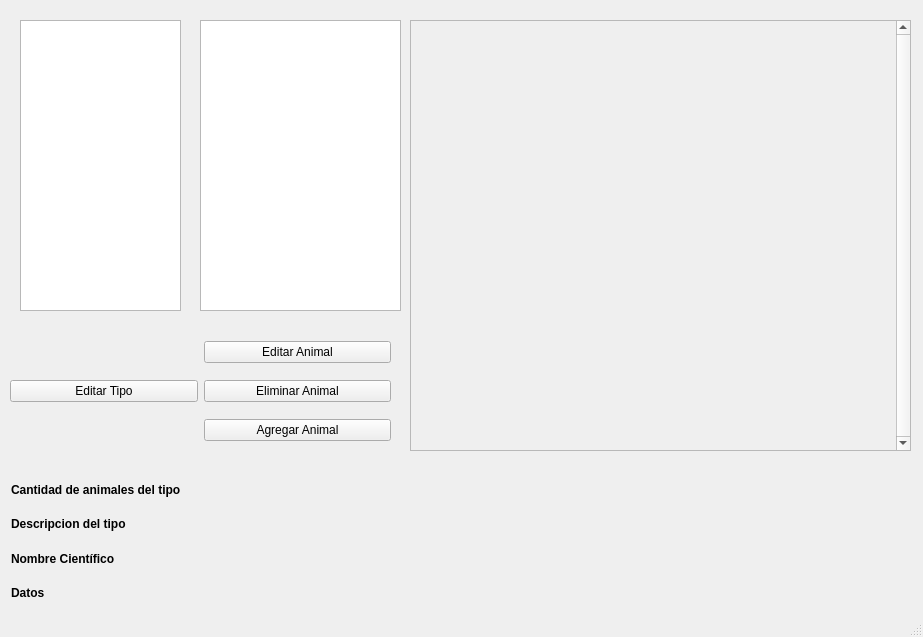
This is mainwindow.ui in maravenag/trabajo_final_taller as Qt 5 draws it before an edit. The edited form follows.
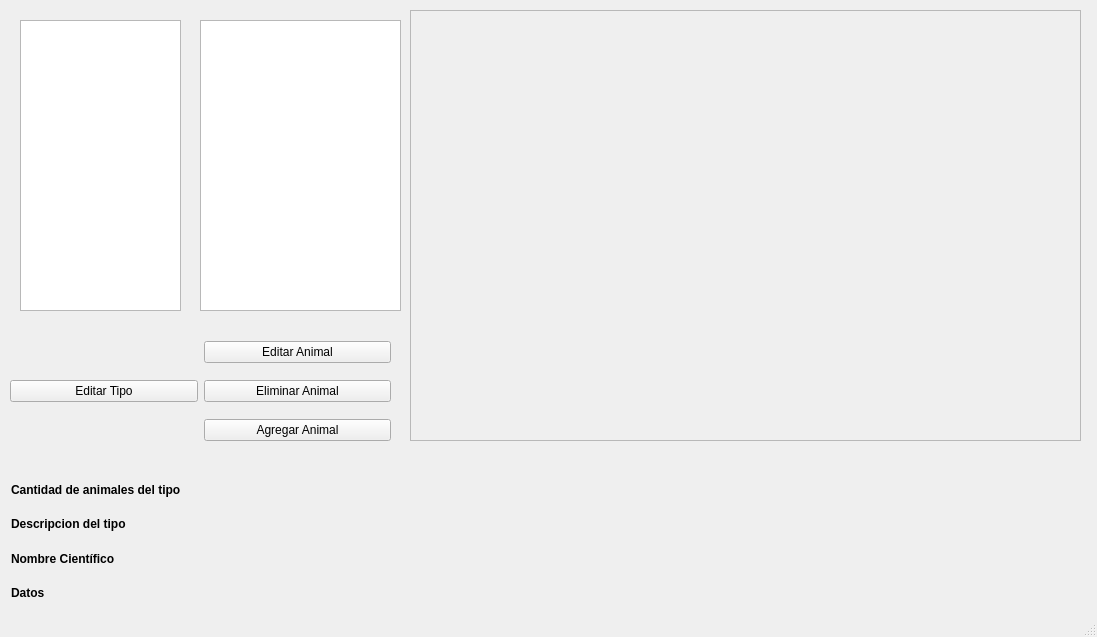
This is the edited form.

Commit message: scroll funcionando,filtra formato de imagenes

What changed in the file:
```diff
--- a/mainwindow.ui
+++ b/mainwindow.ui
@@ -6,7 +6,7 @@
    <rect>
     <x>0</x>
     <y>0</y>
-    <width>923</width>
+    <width>1097</width>
     <height>637</height>
    </rect>
   </property>
@@ -228,51 +228,38 @@
     <property name="geometry">
      <rect>
       <x>410</x>
-      <y>20</y>
-      <width>501</width>
+      <y>10</y>
+      <width>671</width>
       <height>431</height>
      </rect>
     </property>
+    <property name="sizePolicy">
+     <sizepolicy hsizetype="Expanding" vsizetype="Preferred">
+      <horstretch>0</horstretch>
+      <verstretch>0</verstretch>
+     </sizepolicy>
+    </property>
     <property name="verticalScrollBarPolicy">
-     <enum>Qt::ScrollBarAlwaysOn</enum>
+     <enum>Qt::ScrollBarAsNeeded</enum>
     </property>
     <property name="horizontalScrollBarPolicy">
-     <enum>Qt::ScrollBarAlwaysOff</enum>
+     <enum>Qt::ScrollBarAsNeeded</enum>
     </property>
     <property name="widgetResizable">
      <bool>true</bool>
     </property>
+    <property name="alignment">
+     <set>Qt::AlignLeading|Qt::AlignLeft|Qt::AlignTop</set>
+    </property>
     <widget class="QWidget" name="scrollAreaWidgetContents">
      <property name="geometry">
       <rect>
        <x>0</x>
        <y>0</y>
-       <width>486</width>
+       <width>669</width>
        <height>429</height>
       </rect>
      </property>
-     <widget class="QWidget" name="widget" native="true">
-      <property name="geometry">
-       <rect>
-        <x>0</x>
-        <y>0</y>
-        <width>491</width>
-        <height>431</height>
-       </rect>
-      </property>
-      <property name="sizePolicy">
-       <sizepolicy hsizetype="Preferred" vsizetype="Maximum">
-        <horstretch>0</horstretch>
-        <verstretch>0</verstretch>
-       </sizepolicy>
-      </property>
-      <property name="maximumSize">
-       <size>
-        <width>491</width>
-        <height>16777215</height>
-       </size>
-      </property>
-     </widget>
     </widget>
    </widget>
   </widget>
```
Left out of the diff: 2 changed lines with no effect on the pictures. The commit also changes 9 other files.
